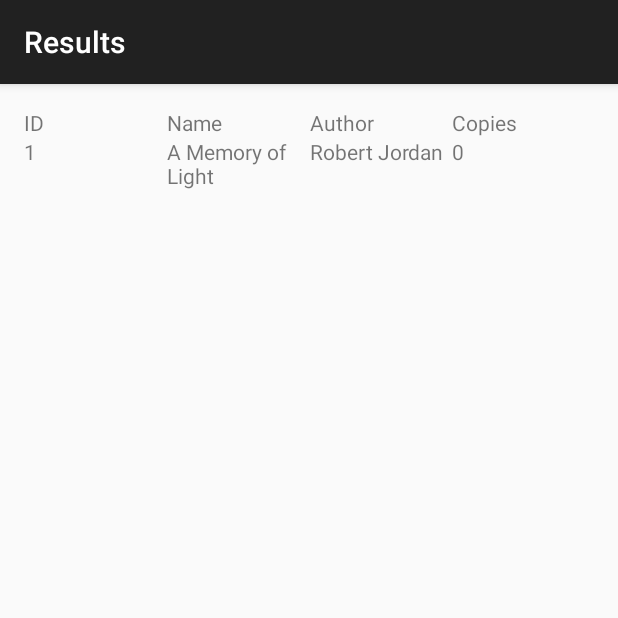
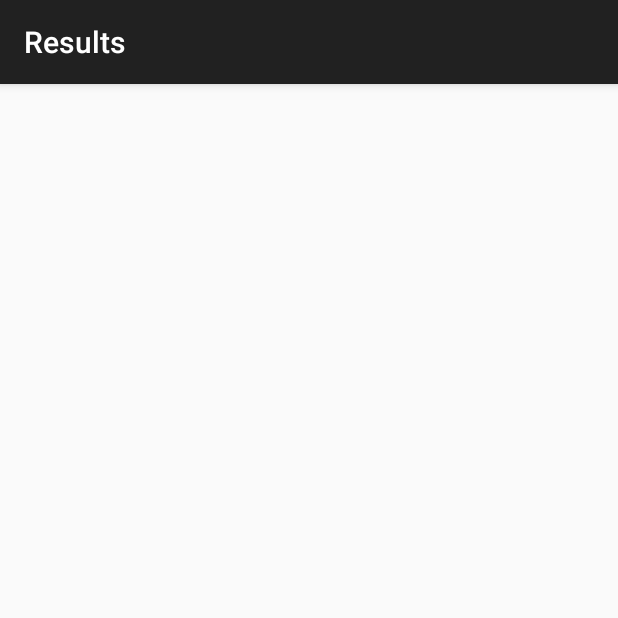
Before and after one commit to AadamBari/Librarians-Assistant, an Android app: the screen it shows after launch (ListBooks), after a tap on "LIST ALL THE BOOKS", on a phone screen of 412 x 824 dp, the top half of it. Run offline under Robolectric (Android 15) with nearby library versions, the phone set to English and light mode, and no system bars.

```diff
--- a/LibrariansAssistant/app/src/main/java/com/example/aadam/librariansassistant/MainActivity.java
+++ b/LibrariansAssistant/app/src/main/java/com/example/aadam/librariansassistant/MainActivity.java
@@ -30,7 +30,7 @@ public class MainActivity extends AppCompatActivity {
             //db.insertTask("The Art of War", "Sun Tzu", "800", "2");
             //db.insertTask("A Clockwork Orange", "Anthony Burgess", "405", "5");
             //db.insertTask("The Hunger Games", "Suzanne Collins", "650", "3");
-            db.insertTask("A Memory of Light", "Robert Jordan", "150", "0");
+            //db.insertTask("A Memory of Light", "Robert Jordan", "150", "0");
 
             db.close();
 
--- a/LibrariansAssistant/app/src/main/res/values/strings.xml
+++ b/LibrariansAssistant/app/src/main/res/values/strings.xml
@@ -6,5 +6,5 @@
     <string name="action_settings">Settings</string>
     <string name="title_activity_list_books">Results</string>
     <string name="title_activity_add_book">Add Book</string>
-    <string name="title_activity_edition">Edition</string>
+    <string name="title_activity_edition">Options</string>
 </resources>
```
